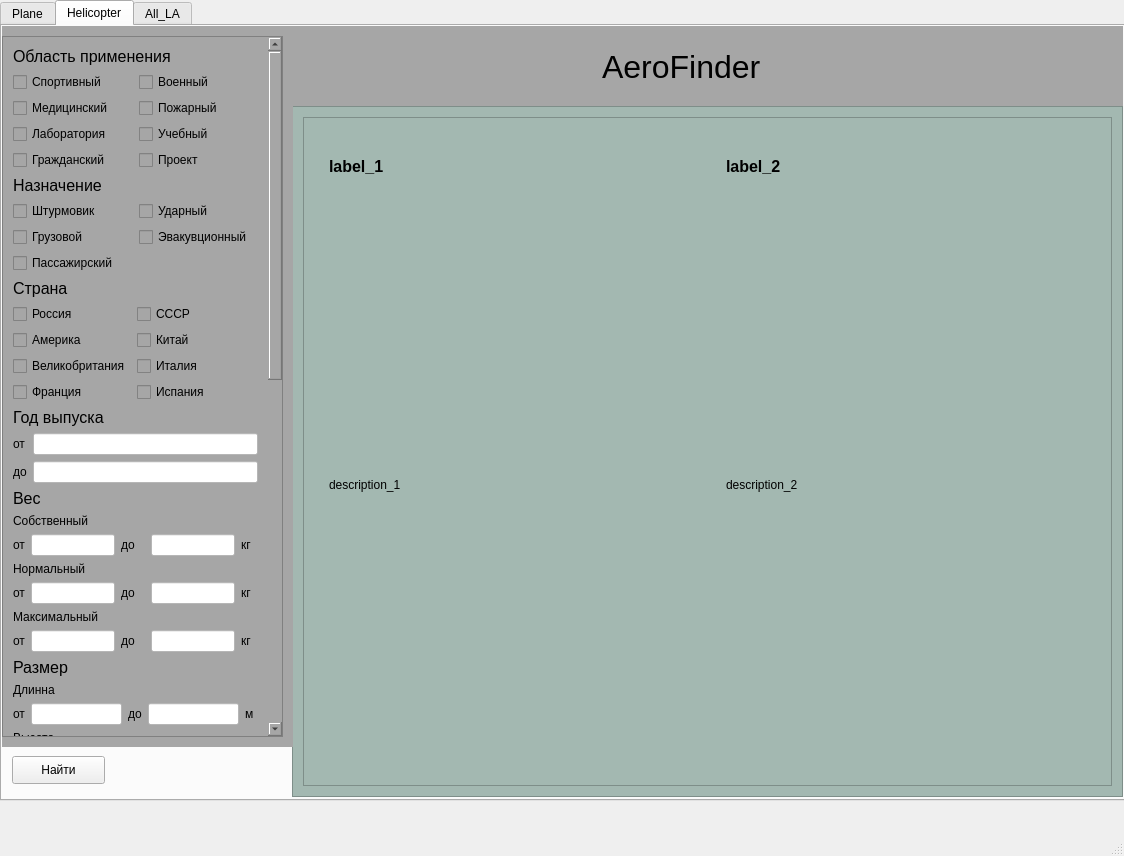
Qt form ui_designes/ui_design_V_6.ui (MrParkour/AeroFinder) before a commit.
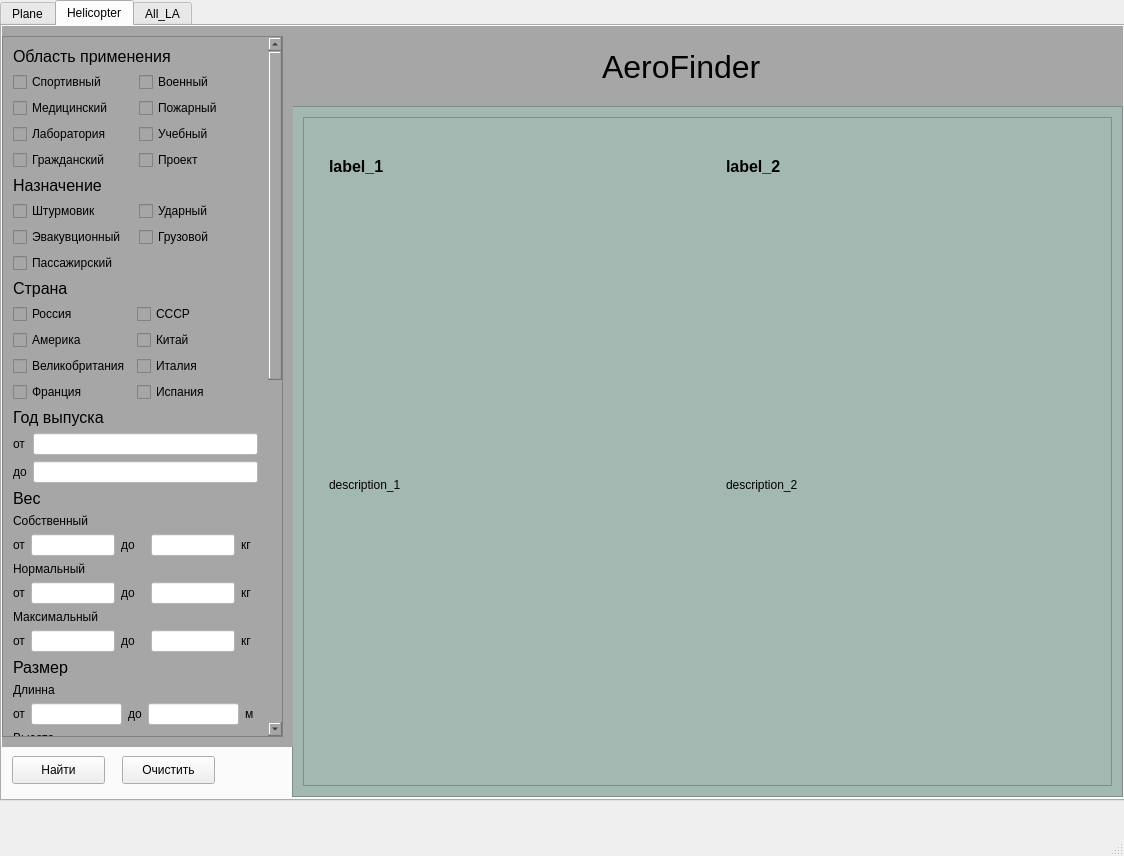
The same form after that commit. The open tabs and pages were chosen to show the change.

Patch:
```diff
--- a/ui_designes/ui_design_V_6.ui
+++ b/ui_designes/ui_design_V_6.ui
@@ -1746,7 +1746,7 @@
            <rect>
             <x>0</x>
             <y>0</y>
-            <width>259</width>
+            <width>258</width>
             <height>1561</height>
            </rect>
           </property>
@@ -1775,14 +1775,14 @@
                </property>
               </widget>
              </item>
-             <item row="1" column="1">
-              <widget class="QCheckBox" name="H_gruz">
+             <item row="0" column="1">
+              <widget class="QCheckBox" name="H_shturm">
                <property name="text">
-                <string>Грузовой</string>
+                <string>Штурмовик</string>
                </property>
               </widget>
              </item>
-             <item row="1" column="2">
+             <item row="1" column="1">
               <widget class="QCheckBox" name="H_paj_2">
                <property name="text">
                 <string>Эвакувционный</string>
@@ -1803,6 +1803,13 @@
                </property>
               </widget>
              </item>
+             <item row="1" column="2">
+              <widget class="QCheckBox" name="H_gruz">
+               <property name="text">
+                <string>Грузовой</string>
+               </property>
+              </widget>
+             </item>
             </layout>
            </item>
            <item row="15" column="0">
@@ -2811,6 +2818,19 @@
        </item>
       </layout>
      </widget>
+     <widget class="QPushButton" name="pushButton_clear_heli">
+      <property name="geometry">
+       <rect>
+        <x>120</x>
+        <y>730</y>
+        <width>93</width>
+        <height>28</height>
+       </rect>
+      </property>
+      <property name="text">
+       <string>Очистить</string>
+      </property>
+     </widget>
     </widget>
     <widget class="QWidget" name="tab_All">
      <attribute name="title">
```
Left out of the diff: 35 changed lines with no effect on the pictures.
